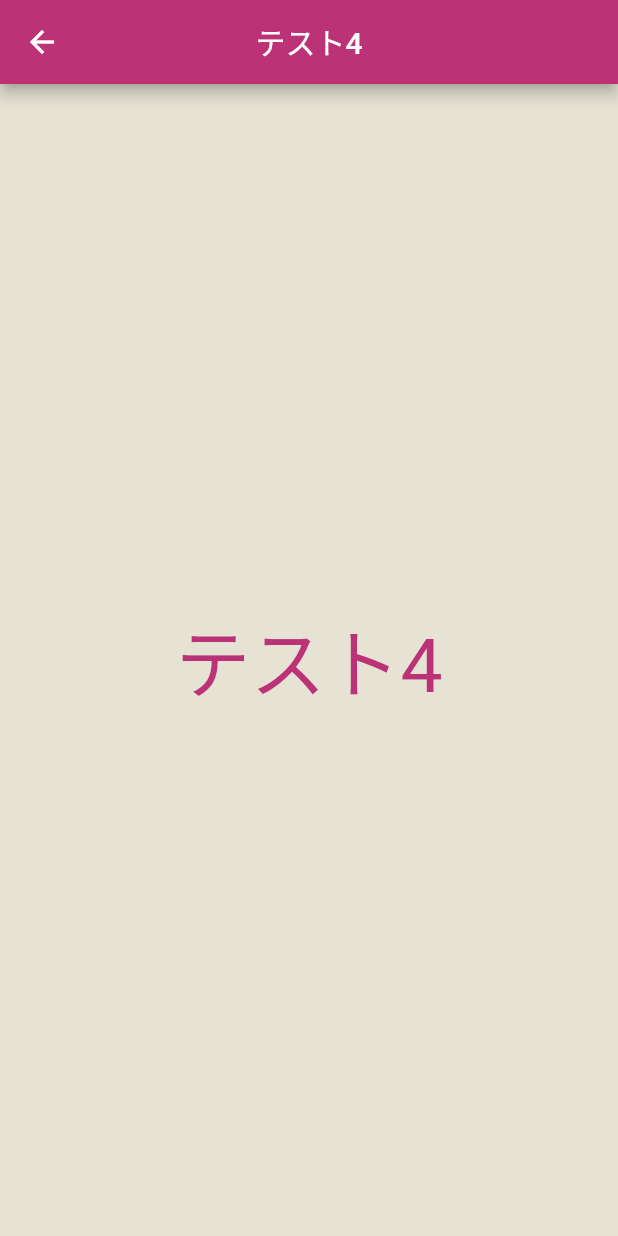
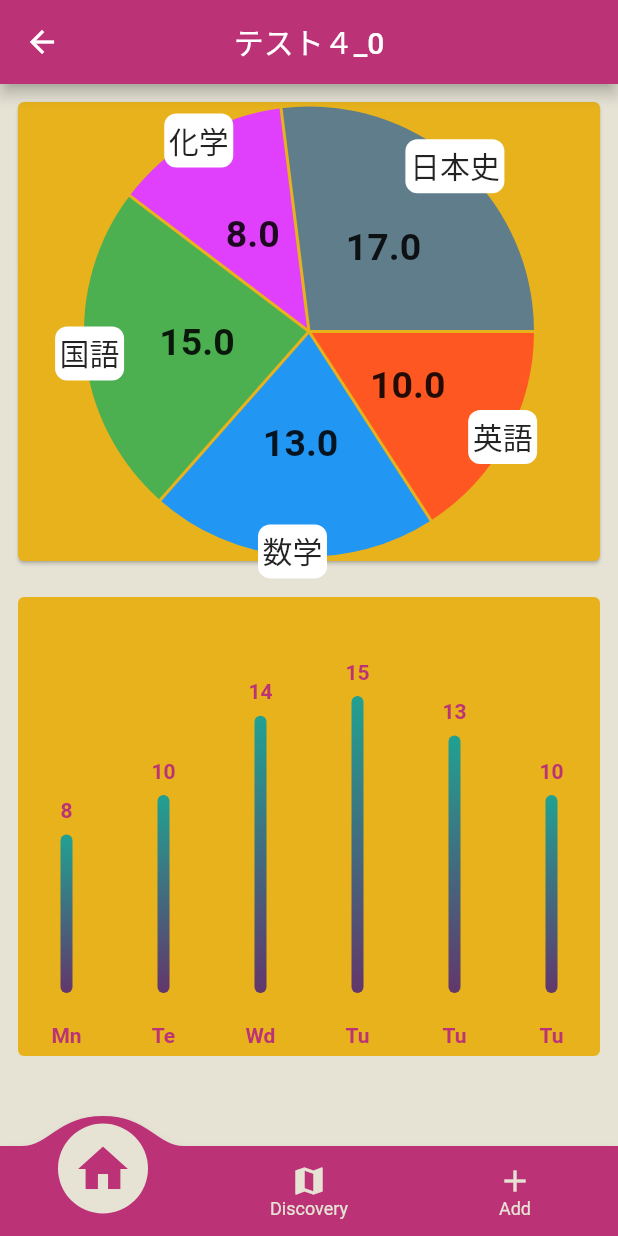
Before and after one commit to watackeech/Benesse_Digital_Plan, a Flutter app: the Test4Screen screen opened by its route, on a phone screen of 412 x 824 dp. Run offline on Flutter 3.47's test engine with Material 2 defaults, Android fonts, the phone set to English and light mode, and no system bars; drawn by our look-alikes of convex_bottom_bar, fl_chart; our stand-ins replace cloud_firestore, firebase_auth, firebase_core, font_awesome_flutter, modal_progress_hud_nsn; missing offline and left inert: direct_select_flutter, fab_circular_menu; accounts and stored records are empty.

Commit message:
テスト４　グラフとボトムバー追加

```diff
--- /dev/null
+++ b/lib/screens/ButtomBarTest/screen_0.dart
@@ -0,0 +1,183 @@
+import 'package:fl_chart/fl_chart.dart';
+import 'package:flutter/cupertino.dart';
+import 'package:flutter/material.dart';
+import '../../palette.dart';
+
+//https://pub.dev/packages/fl_chart
+
+class Screen_0 extends StatelessWidget {
+  @override
+  Widget build(BuildContext context) {
+    return Scaffold(
+      appBar: AppBar(title: Text("テスト４_0"), centerTitle: true, backgroundColor: kPrime,),
+      // backgroundColor: kSub1,
+      body: ListView(
+        itemExtent: 330,
+        children: <Widget>[
+          Padding(
+            padding: const EdgeInsets.all(8.0),
+            child: Card(
+              color: kSub2,
+              child: PieChart(
+                PieChartData(
+                  centerSpaceRadius: 0.0,
+                  pieTouchData: PieTouchData(enabled: true),
+                  sections: [
+                    MyPieData(10, "英語", Colors.deepOrange),
+                    MyPieData(13, "数学", Colors.blue),
+                    MyPieData(15, "国語", Colors.green),
+                    MyPieData(8, "化学", Colors.purpleAccent),
+                    MyPieData(17, "日本史", Colors.blueGrey),
+                  ],
+                ),
+                swapAnimationDuration: Duration(milliseconds: 150), // Optional
+                swapAnimationCurve: Curves.linear, // Optional
+              ),
+            ),
+          ),
+          Padding(
+            padding: const EdgeInsets.all(8.0),
+            child: Card(
+              elevation: 0,
+              shape: RoundedRectangleBorder(borderRadius: BorderRadius.circular(4)),
+              color: kSub2,
+              child: BarChart(
+                BarChartData(
+                  alignment: BarChartAlignment.spaceAround,
+                  maxY: 20,
+                  barTouchData: BarTouchData(
+                    enabled: false,
+                    touchTooltipData: BarTouchTooltipData(
+                      tooltipBgColor: Colors.transparent,
+                      tooltipPadding: const EdgeInsets.all(0),
+                      tooltipMargin: 8,
+                      getTooltipItem: (
+                          BarChartGroupData group,
+                          int groupIndex,
+                          BarChartRodData rod,
+                          int rodIndex,
+                          ) {
+                        return BarTooltipItem(
+                          rod.y.round().toString(),
+                          TextStyle(
+                            color: kPrime,
+                            fontWeight: FontWeight.bold,
+                          ),
+                        );
+                      },
+                    ),
+                  ),
+                  titlesData: FlTitlesData(
+                    show: true,
+                    bottomTitles: SideTitles(
+                      showTitles: true,
+                      getTextStyles: (value, double) => const TextStyle(
+                          color: kPrime, fontWeight: FontWeight.bold, fontSize: 14),
+                      margin: 20,
+                      getTitles: (double value) {
+                        switch (value.toInt()) {
+                          case 0:
+                            return 'Mn';
+                          case 1:
+                            return 'Te';
+                          case 2:
+                            return 'Wd';
+                          case 3:
+                            return 'Tu';
+                          case 4:
+                            return 'Fr';
+                          case 5:
+                            return 'St';
+                          case 6:
+                            return 'Sn';
+                          default:
+                            return '';
+                        }
+                      },
+                    ),
+                    leftTitles: SideTitles(showTitles: false),
+                  ),
+                  borderData: FlBorderData(
+                    show: false,
+                  ),
+                  barGroups: [
+                    BarChartGroupData(
+                      x: 0,
+                      barRods: [
+                        BarChartRodData(y: 8, colors: _barChartColor)
+                      ],
+                      showingTooltipIndicators: [0],
+                    ),
+                    BarChartGroupData(
+                      x: 1,
+                      barRods: [
+                        BarChartRodData(y: 10, colors: _barChartColor)
+                      ],
+                      showingTooltipIndicators: [0],
+                    ),
+                    BarChartGroupData(
+                      x: 2,
+                      barRods: [
+                        BarChartRodData(y: 14, colors: _barChartColor)
+                      ],
+                      showingTooltipIndicators: [0],
+                    ),
+                    BarChartGroupData(
+                      x: 3,
+                      barRods: [
+                        BarChartRodData(y: 15, colors: _barChartColor)
+                      ],
+                      showingTooltipIndicators: [0],
+                    ),
+                    BarChartGroupData(
+                      x: 3,
+                      barRods: [
+                        BarChartRodData(y: 13, colors: _barChartColor)
+                      ],
+                      showingTooltipIndicators: [0],
+                    ),
+                    BarChartGroupData(
+                      x: 3,
+                      barRods: [
+                        BarChartRodData(y: 10, colors: _barChartColor)
+                      ],
+                      showingTooltipIndicators: [0],
+                    ),
+                  ],
+                ),
+              ),
+            ),
+          ),
+        ],
+      ),
+    );
+  }
+  List<Color> _barChartColor = [kSub4, kSub3];
+}
+
+class PieChartCategory extends StatelessWidget {
+  final String categoryName;
+  PieChartCategory(this.categoryName);
+
+  @override
+  Widget build(BuildContext context) {
+    return Container(
+      decoration: BoxDecoration(
+          color: Colors.white,
+          borderRadius: BorderRadius.all(Radius.circular(8))
+      ),
+      padding: EdgeInsets.all(3),
+      child: Text(categoryName, style: TextStyle(
+        fontSize: 20,
+      ),
+      ),
+    );
+  }
+}
+
+PieChartSectionData MyPieData(double figure, String categoryTitle, pieColor) {
+  return PieChartSectionData(value: figure, showTitle: true, color: pieColor, radius: 150,
+    title: figure.toString(), titleStyle: TextStyle(fontSize: 25, fontWeight: FontWeight.bold),
+    badgeWidget: PieChartCategory(categoryTitle), badgePositionPercentageOffset: .98,
+  );
+}
--- /dev/null
+++ b/lib/screens/ButtomBarTest/screen_1.dart
@@ -0,0 +1,13 @@
+import 'package:flutter/material.dart';
+import 'package:flutter/cupertino.dart';
+import '../../palette.dart';
+
+class Screen_1 extends StatelessWidget {
+  @override
+  Widget build(BuildContext context) {
+    return Scaffold(
+        appBar: AppBar(title: Text("テスト４_1"), centerTitle: true, backgroundColor: kPrime,),
+        body: Center(child: Text("スクリーン1"),)
+    );
+  }
+}
--- /dev/null
+++ b/lib/screens/ButtomBarTest/screen_2.dart
@@ -0,0 +1,13 @@
+import 'package:flutter/material.dart';
+import 'package:flutter/cupertino.dart';
+import '../../palette.dart';
+
+class Screen_2 extends StatelessWidget {
+  @override
+  Widget build(BuildContext context) {
+    return Scaffold(
+        appBar: AppBar(title: Text("テスト４_2"), centerTitle: true, backgroundColor: kPrime,),
+        body: Center(child: Text("スクリーン2"),)
+    );
+  }
+}
--- a/lib/screens/home_screen.dart
+++ b/lib/screens/home_screen.dart
@@ -1,4 +1,5 @@
 import 'package:digital_plan_test/palette.dart';
+import 'package:fl_chart/fl_chart.dart';
 import 'package:flutter/material.dart';
 import 'package:cloud_firestore/cloud_firestore.dart';
 import 'package:firebase_auth/firebase_auth.dart';
@@ -36,7 +37,6 @@ class _HomeScreenState extends State<HomeScreen> {
     super.initState();
     getCurrentUser();
   }
-
   @override
   Widget build(BuildContext context) {
     var screen = MediaQuery.of(context).size;
@@ -44,6 +44,7 @@ class _HomeScreenState extends State<HomeScreen> {
       appBar: AppBar(
         title: Text("ホーム画面"),
         centerTitle: true,
+        automaticallyImplyLeading: false,
         backgroundColor: kPrime,
         actions: <Widget>[
           IconButton(
@@ -55,7 +56,6 @@ class _HomeScreenState extends State<HomeScreen> {
         ],
       ),
       floatingActionButton: FabCircularMenu(
-          // Cannot be `Alignment.center`
           alignment: Alignment.bottomRight,
           ringDiameter: 500.0,
           ringWidth: 150.0,
--- a/lib/screens/test_4_screen.dart
+++ b/lib/screens/test_4_screen.dart
@@ -1,18 +1,47 @@
 import 'package:flutter/material.dart';
+import 'package:convex_bottom_bar/convex_bottom_bar.dart';
+import 'package:digital_plan_test/screens/ButtomBarTest/screen_0.dart';
+import 'package:digital_plan_test/screens/ButtomBarTest/screen_1.dart';
+import 'package:digital_plan_test/screens/ButtomBarTest/screen_2.dart';
 import '../palette.dart';
 
-class Test4Screen extends StatelessWidget {
+//参考↓
+//https://pub.dev/packages/convex_bottom_bar
+//https://protocoderspoint.com/flutter-bottom-navigation-bar-example-4-pages-convex-bottom-bar-library/#Step_4_How_to_use_Convex_bottom_navigation_bar_Snippet_code
+
+class Test4Screen extends StatefulWidget {
   static String id = "test_4_screen";
+  @override
+  _Test4ScreenState createState() => _Test4ScreenState();
+}
 
+class _Test4ScreenState extends State<Test4Screen> {
   @override
   Widget build(BuildContext context) {
     return Scaffold(
-        appBar: AppBar(title: Text("テスト4"),),
-        body: SafeArea(
-          child: Center(
-            child: Text("テスト4", style: TextStyle(fontSize: 50, color: kPrime),),
-          ),
-        )
+      bottomNavigationBar: ConvexAppBar(
+        backgroundColor: kPrime,
+        height: 60,
+        top: -20,
+        activeColor: kSub1,
+        color: kSub1,
+        items: [
+          TabItem(icon: Icons.home, title: 'Home'),
+          TabItem(icon: Icons.map, title: 'Discovery'),
+          TabItem(icon: Icons.add, title: 'Add'),
+        ],
+        initialActiveIndex: selectedPage,//optional, default as 0
+        onTap: (int index ){
+          setState(() {
+            selectedPage = index;
+          });
+        },
+      ),
+      body: _pageOptions[selectedPage],
     );
   }
+
+  int selectedPage = 0;
+
+  final _pageOptions = [Screen_0(), Screen_1(), Screen_2()];
 }
--- a/pubspec.yaml
+++ b/pubspec.yaml
@@ -20,6 +20,8 @@ dependencies:
   font_awesome_flutter: ^9.1.0
   fab_circular_menu: ^1.0.2
   direct_select_flutter: ^1.1.1
+  convex_bottom_bar: ^3.0.0
+  fl_chart: ^0.40.0
 
 
 
```
Also changed, not shown: pubspec.lock.
